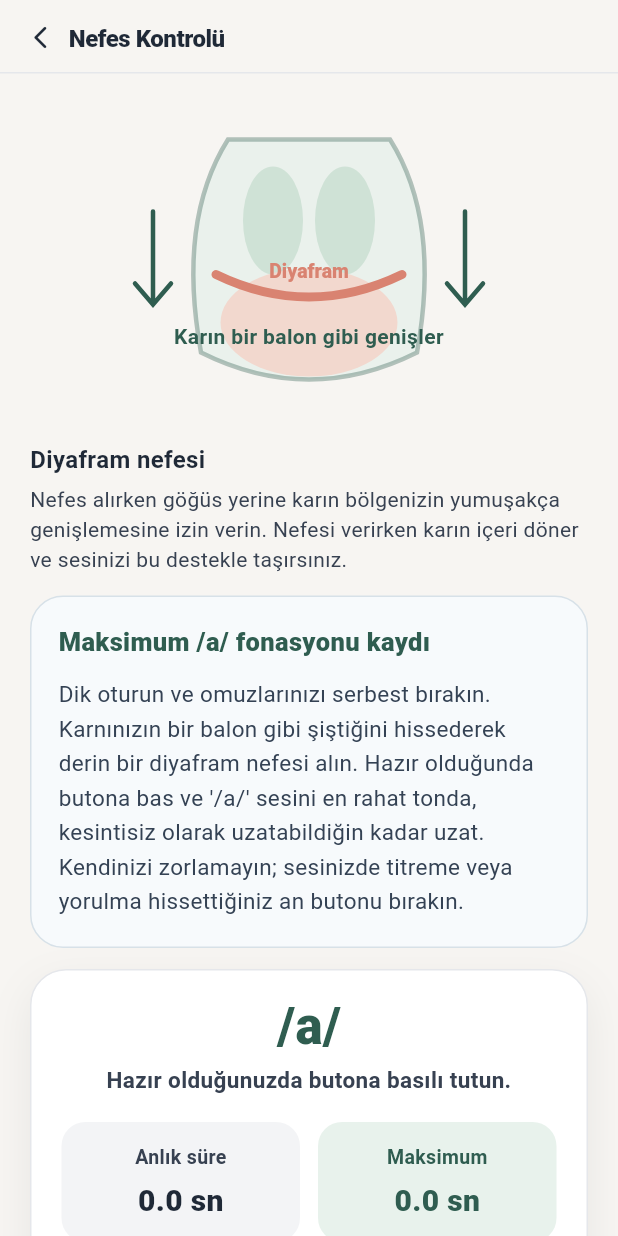
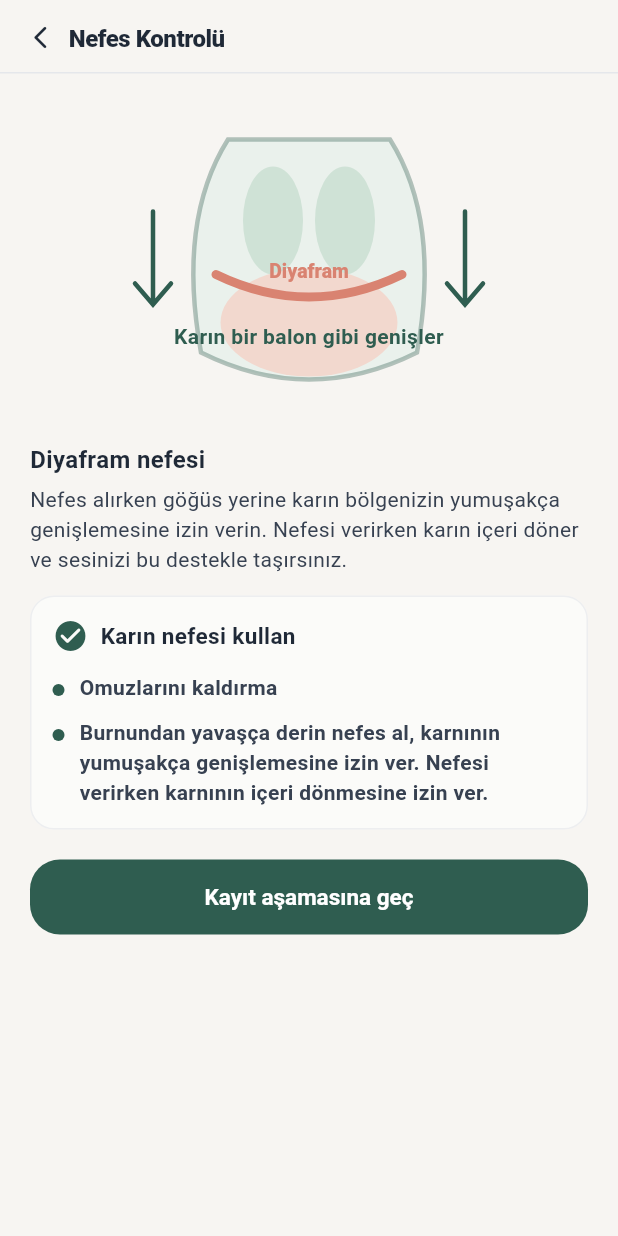
Before and after one commit to elifyildizzz/voice-therapy-app, a Flutter app: the screen it shows after launch, after a tap on "Nefes Kontrolü", on a phone screen of 412 x 824 dp. Run offline on Flutter 3.47's test engine with Material 3 defaults, Android fonts, the phone set to English and light mode, and no system bars; our stand-ins replace flutter_svg, sqflite, video_player; missing offline and left inert: record; accounts and stored records are empty; Roboto replaces fonts that are missing (SF Pro Display).

Commit message:
Refine screening and breath control UX; add backend test override

```diff
--- a/mobile/lib/screens/breath_control_screen.dart
+++ b/mobile/lib/screens/breath_control_screen.dart
@@ -7,6 +7,11 @@ import 'package:record/record.dart';
 
 import '../theme/app_theme.dart';
 import '../widgets/app_top_header.dart';
+
+enum _BreathControlStep {
+  diaphragm,
+  recording,
+}
 
 class BreathControlScreen extends StatefulWidget {
   const BreathControlScreen({super.key});
@@ -26,6 +31,7 @@ class _BreathControlScreenState extends State<BreathControlScreen> {
   bool _stopAfterStart = false;
   double _elapsedSeconds = 0;
   double _bestSeconds = 0;
+  _BreathControlStep _currentStep = _BreathControlStep.diaphragm;
   final List<_PhonationAttempt> _attempts = <_PhonationAttempt>[];
 
   Future<void> _startRecording() async {
@@ -165,12 +171,37 @@ class _BreathControlScreenState extends State<BreathControlScreen> {
     }
   }
 
-  void _resetSession() {
+  void _goToRecordingStep() {
     setState(() {
-      _elapsedSeconds = 0;
-      _bestSeconds = 0;
-      _attempts.clear();
+      _currentStep = _BreathControlStep.recording;
     });
+  }
+
+  Future<void> _goToDiaphragmStep() async {
+    if (_isStarting || _isStopping) {
+      _showMessage('Kayıt işlemi tamamlanınca geri dönebilirsin.');
+      return;
+    }
+
+    if (_isRecording) {
+      await _stopRecording();
+    }
+
+    if (!mounted) {
+      return;
+    }
+
+    setState(() {
+      _currentStep = _BreathControlStep.diaphragm;
+    });
+  }
+
+  void _handleHeaderBack() {
+    if (_currentStep == _BreathControlStep.recording) {
+      unawaited(_goToDiaphragmStep());
+      return;
+    }
+    Navigator.of(context).maybePop();
   }
 
   void _showMessage(String message) {
@@ -199,8 +230,9 @@ class _BreathControlScreenState extends State<BreathControlScreen> {
     final statusText = _isStarting
         ? 'Kayıt hazırlanıyor...'
         : _isRecording
-            ? 'Sesinizi rahatça sürdürün, zorlanınca bırakın.'
-            : 'Hazır olduğunuzda butona basılı tutun.';
+            ? 'Rahat tonda /a/ sesini sürdür, zorlanınca bırak.'
+            : 'Hazır olduğunda butona basılı tut ve /a/ sesini uzat.';
+    final lastSeconds = _attempts.isNotEmpty ? _attempts.last.seconds : 0.0;
 
     return Scaffold(
       backgroundColor: AppTheme.surface,
@@ -211,9 +243,10 @@ class _BreathControlScreenState extends State<BreathControlScreen> {
         ),
         child: Column(
           children: [
-            const AppTopHeader.withBack(
+            AppTopHeader.withBack(
               title: 'Nefes Kontrolü',
               showDivider: true,
+              onBackPressed: _handleHeaderBack,
             ),
             Expanded(
               child: SingleChildScrollView(
@@ -221,13 +254,19 @@ class _BreathControlScreenState extends State<BreathControlScreen> {
                 child: Column(
                   crossAxisAlignment: CrossAxisAlignment.stretch,
                   children: [
+                    if (_currentStep == _BreathControlStep.diaphragm) ...[
                       const _DiaphragmIntroCard(),
                       const SizedBox(height: 14),
-                    const _InstructionCard(),
+                      const _DiaphragmGuideCard(),
+                      const SizedBox(height: 20),
+                      FilledButton(
+                        onPressed: _goToRecordingStep,
+                        child: const Text('Kayıt aşamasına geç'),
+                      ),
+                    ] else ...[
                       const SizedBox(height: 14),
                       _RecordingCard(
                         elapsedSeconds: _elapsedSeconds,
-                      bestSeconds: _bestSeconds,
                         statusText: statusText,
                         isStarting: _isStarting,
                         isRecording: _isRecording,
@@ -236,11 +275,11 @@ class _BreathControlScreenState extends State<BreathControlScreen> {
                         onPressEnd: _stopRecording,
                       ),
                       const SizedBox(height: 14),
-                    _AttemptsCard(
-                      attempts: _attempts,
+                      _RecordingSummaryCard(
                         bestSeconds: _bestSeconds,
-                      onReset: _attempts.isEmpty ? null : _resetSession,
+                        lastSeconds: lastSeconds,
                       ),
+                    ],
                   ],
                 ),
               ),
@@ -303,37 +342,30 @@ class _DiaphragmIntroCard extends StatelessWidget {
   }
 }
 
-class _InstructionCard extends StatelessWidget {
-  const _InstructionCard();
+class _DiaphragmGuideCard extends StatelessWidget {
+  const _DiaphragmGuideCard();
 
   @override
   Widget build(BuildContext context) {
     return Container(
-      padding: const EdgeInsets.all(18),
+      padding: const EdgeInsets.symmetric(horizontal: 14, vertical: 14),
       decoration: BoxDecoration(
-        color: const Color(0xFFF7FAFC),
-        borderRadius: BorderRadius.circular(22),
-        border: Border.all(color: const Color(0xFFD7E1E8)),
+        color: AppTheme.card.withValues(alpha: 0.55),
+        borderRadius: BorderRadius.circular(16),
+        border: Border.all(
+          color: AppTheme.cardBorder.withValues(alpha: 0.65),
+        ),
       ),
       child: const Column(
         crossAxisAlignment: CrossAxisAlignment.start,
         children: [
-          Text(
-            'Maksimum /a/ fonasyonu kaydı',
-            style: TextStyle(
-              fontSize: 17,
-              fontWeight: FontWeight.w800,
-              color: AppTheme.primary,
-            ),
-          ),
+          _GuideHeader(),
           SizedBox(height: 12),
-          Text(
-            "Dik oturun ve omuzlarınızı serbest bırakın. Karnınızın bir balon gibi şiştiğini hissederek derin bir diyafram nefesi alın. Hazır olduğunda butona bas ve '/a/' sesini en rahat tonda, kesintisiz olarak uzatabildiğin kadar uzat. Kendinizi zorlamayın; sesinizde titreme veya yorulma hissettiğiniz an butonu bırakın.",
-            style: TextStyle(
-              fontSize: 15,
-              height: 1.5,
-              color: Color(0xFF344254),
-            ),
+          _GuideBullet(text: 'Omuzlarını kaldırma'),
+          SizedBox(height: 10),
+          _GuideBullet(
+            text:
+                'Burnundan yavaşça derin nefes al, karnının yumuşakça genişlemesine izin ver. Nefesi verirken karnının içeri dönmesine izin ver.',
           ),
         ],
       ),
@@ -341,10 +373,77 @@ class _InstructionCard extends StatelessWidget {
   }
 }
 
+class _GuideHeader extends StatelessWidget {
+  const _GuideHeader();
+
+  @override
+  Widget build(BuildContext context) {
+    return const Row(
+      children: [
+        Icon(
+          Icons.check_circle_rounded,
+          color: AppTheme.primary,
+          size: 24,
+        ),
+        SizedBox(width: 8),
+        Expanded(
+          child: Text(
+            'Karın nefesi kullan',
+            style: TextStyle(
+              fontSize: 15,
+              fontWeight: FontWeight.w700,
+              color: AppTheme.textPrimary,
+            ),
+          ),
+        ),
+      ],
+    );
+  }
+}
+
+class _GuideBullet extends StatelessWidget {
+  const _GuideBullet({
+    required this.text,
+  });
+
+  final String text;
+
+  @override
+  Widget build(BuildContext context) {
+    return Row(
+      crossAxisAlignment: CrossAxisAlignment.start,
+      children: [
+        Padding(
+          padding: const EdgeInsets.only(top: 8),
+          child: Container(
+            width: 8,
+            height: 8,
+            decoration: const BoxDecoration(
+              color: AppTheme.primary,
+              shape: BoxShape.circle,
+            ),
+          ),
+        ),
+        const SizedBox(width: 10),
+        Expanded(
+          child: Text(
+            text,
+            style: const TextStyle(
+              fontSize: 14,
+              height: 1.45,
+              color: AppTheme.textMuted,
+              fontWeight: FontWeight.w600,
+            ),
+          ),
+        ),
+      ],
+    );
+  }
+}
+
 class _RecordingCard extends StatelessWidget {
   const _RecordingCard({
     required this.elapsedSeconds,
-    required this.bestSeconds,
     required this.statusText,
     required this.isStarting,
     required this.isRecording,
@@ -354,7 +453,6 @@ class _RecordingCard extends StatelessWidget {
   });
 
   final double elapsedSeconds;
-  final double bestSeconds;
   final String statusText;
   final bool isStarting;
   final bool isRecording;
@@ -365,8 +463,7 @@ class _RecordingCard extends StatelessWidget {
   @override
   Widget build(BuildContext context) {
     final canPress = !isStopping;
-    final currentLabel =
-        isRecording ? _formatSeconds(elapsedSeconds) : _formatSeconds(0);
+    final currentLabel = _formatSeconds(elapsedSeconds);
 
     return Container(
       padding: const EdgeInsets.all(20),
@@ -382,7 +479,7 @@ class _RecordingCard extends StatelessWidget {
             '/a/',
             style: TextStyle(
               fontSize: 34,
-              fontWeight: FontWeight.w800,
+              fontWeight: FontWeight.w700,
               color: AppTheme.primary,
               height: 1,
             ),
@@ -398,25 +495,17 @@ class _RecordingCard extends StatelessWidget {
               fontWeight: FontWeight.w600,
             ),
           ),
-          const SizedBox(height: 18),
-          Row(
-            children: [
-              Expanded(
-                child: _MetricTile(
-                  label: 'Anlık süre',
-                  value: currentLabel,
-                ),
-              ),
-              const SizedBox(width: 12),
-              Expanded(
-                child: _MetricTile(
-                  label: 'Maksimum',
-                  value: _formatSeconds(bestSeconds),
-                  highlight: true,
+          if (isRecording || elapsedSeconds > 0) ...[
+            const SizedBox(height: 14),
+            Text(
+              'Anlık süre: $currentLabel',
+              style: const TextStyle(
+                fontSize: 15,
+                fontWeight: FontWeight.w700,
+                color: AppTheme.primary,
               ),
             ),
           ],
-          ),
           const SizedBox(height: 20),
           GestureDetector(
             onTapDown: canPress ? (_) => onPressStart() : null,
@@ -469,42 +558,42 @@ class _RecordingCard extends StatelessWidget {
   }
 }
 
-class _MetricTile extends StatelessWidget {
-  const _MetricTile({
-    required this.label,
-    required this.value,
-    this.highlight = false,
+class _RecordingSummaryCard extends StatelessWidget {
+  const _RecordingSummaryCard({
+    required this.bestSeconds,
+    required this.lastSeconds,
   });
 
-  final String label;
-  final String value;
-  final bool highlight;
+  final double bestSeconds;
+  final double lastSeconds;
 
   @override
   Widget build(BuildContext context) {
     return Container(
-      padding: const EdgeInsets.symmetric(horizontal: 12, vertical: 14),
+      padding: const EdgeInsets.symmetric(horizontal: 14, vertical: 14),
       decoration: BoxDecoration(
-        color: highlight ? AppTheme.soft : const Color(0xFFF3F4F6),
-        borderRadius: BorderRadius.circular(16),
+        color: AppTheme.card,
+        borderRadius: BorderRadius.circular(20),
+        border: Border.all(color: AppTheme.cardBorder),
+        boxShadow: AppTheme.softShadow,
       ),
-      child: Column(
+      child: Row(
         children: [
-          Text(
-            label,
-            style: TextStyle(
-              fontSize: 13,
-              fontWeight: FontWeight.w700,
-              color: highlight ? AppTheme.primary : AppTheme.textMuted,
+          Expanded(
+            child: _SummaryMetric(
+              label: 'En iyi:',
+              value: _formatSeconds(bestSeconds),
             ),
           ),
-          const SizedBox(height: 6),
-          Text(
-            value,
-            style: TextStyle(
-              fontSize: 20,
-              fontWeight: FontWeight.w800,
-              color: highlight ? AppTheme.primary : AppTheme.textPrimary,
+          Container(
+            width: 1,
+            height: 44,
+            color: AppTheme.cardBorder,
+          ),
+          Expanded(
+            child: _SummaryMetric(
+              label: 'Son:',
+              value: _formatSeconds(lastSeconds),
             ),
           ),
         ],
@@ -513,83 +602,37 @@ class _MetricTile extends StatelessWidget {
   }
 }
 
-class _AttemptsCard extends StatelessWidget {
-  const _AttemptsCard({
-    required this.attempts,
-    required this.bestSeconds,
-    required this.onReset,
+class _SummaryMetric extends StatelessWidget {
+  const _SummaryMetric({
+    required this.label,
+    required this.value,
   });
 
-  final List<_PhonationAttempt> attempts;
-  final double bestSeconds;
-  final VoidCallback? onReset;
+  final String label;
+  final String value;
 
   @override
   Widget build(BuildContext context) {
-    final lastSeconds = attempts.isNotEmpty ? attempts.last.seconds : 0.0;
-
-    return Container(
-      padding: const EdgeInsets.all(18),
-      decoration: BoxDecoration(
-        color: AppTheme.card,
-        borderRadius: BorderRadius.circular(22),
-        border: Border.all(color: AppTheme.cardBorder),
-      ),
-      child: Column(
-        crossAxisAlignment: CrossAxisAlignment.start,
+    return Column(
       children: [
-          Row(
-            children: [
-              const Expanded(
-                child: Text(
-                  'Kayıt sonucu',
-                  style: TextStyle(
-                    fontSize: 17,
-                    fontWeight: FontWeight.w800,
-                    color: AppTheme.textPrimary,
+        Text(
+          label,
+          style: const TextStyle(
+            fontSize: 15,
+            fontWeight: FontWeight.w600,
+            color: AppTheme.textMuted,
           ),
         ),
-              ),
-              if (onReset != null)
-                TextButton(
-                  onPressed: onReset,
-                  child: const Text('Sıfırla'),
-                ),
-            ],
-          ),
-          const SizedBox(height: 10),
-          Row(
-            children: [
-              Expanded(
-                child: _MetricTile(
-                  label: 'En iyi',
-                  value: _formatSeconds(bestSeconds),
-                  highlight: true,
-                ),
-              ),
-              const SizedBox(width: 12),
-              Expanded(
-                child: _MetricTile(
-                  label: 'En son',
-                  value: _formatSeconds(lastSeconds),
+        const SizedBox(height: 4),
+        Text(
+          value,
+          style: const TextStyle(
+            fontSize: 16,
+            fontWeight: FontWeight.w700,
+            color: AppTheme.primary,
           ),
         ),
       ],
-          ),
-          if (attempts.isEmpty)
-            const Padding(
-              padding: EdgeInsets.only(top: 10),
-              child: Text(
-                'Henüz deneme yok.',
-                style: TextStyle(
-                  fontSize: 13,
-                  color: AppTheme.textMuted,
-                  fontWeight: FontWeight.w600,
-                ),
-              ),
-            ),
-        ],
-      ),
     );
   }
 }
```
Also changed, not shown: mobile/lib/screens/vocal_hygiene_screen.dart (+4 -5 lines), mobile/lib/screens/voice_analyze_screen.dart (+17 -13 lines), 1 other file. Lines whose indentation alone changed are shown as unchanged.
